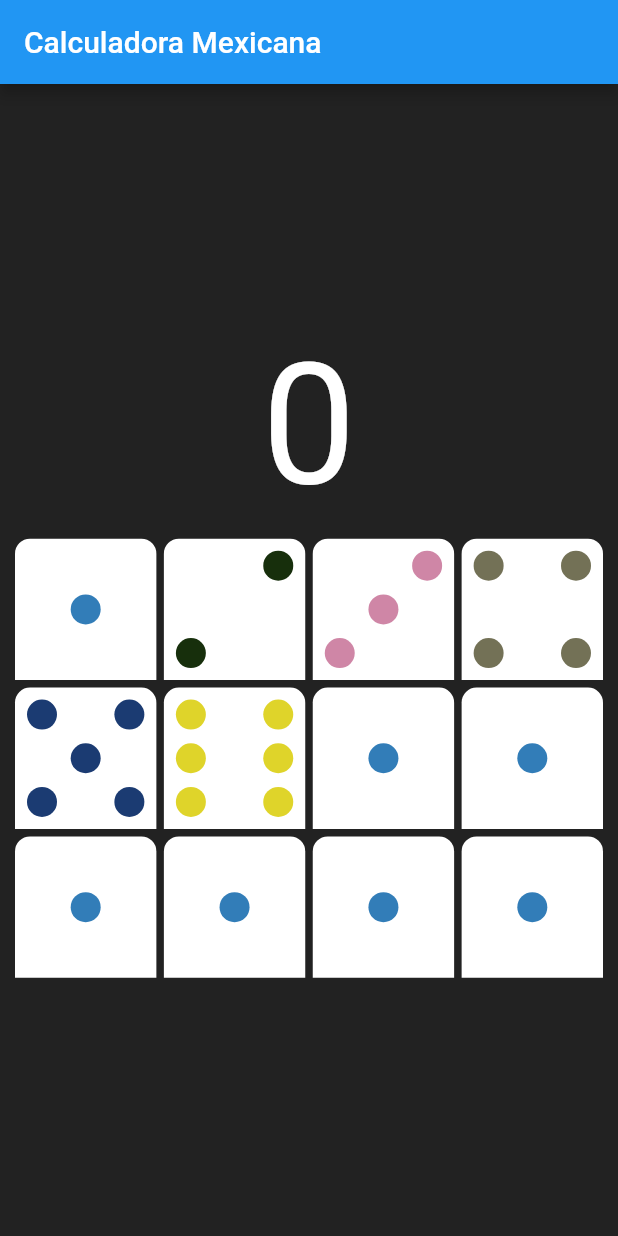
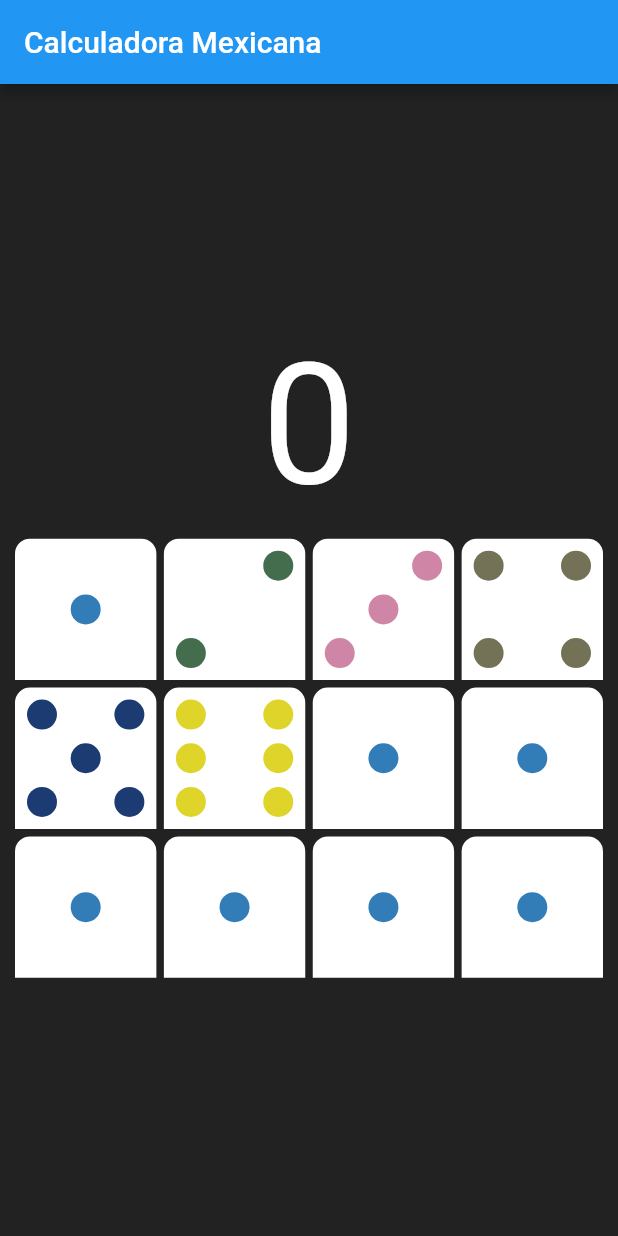
Before and after one commit to esron/mexican_calculator, a Flutter app: the screen it shows after launch, on a phone screen of 412 x 824 dp. Run offline on Flutter 3.47's test engine with Material 2 defaults, Android fonts, the phone set to English and light mode, and no system bars.

Commit message:
fix color two

```diff
--- a/lib/widgets/domino_piece.dart
+++ b/lib/widgets/domino_piece.dart
@@ -89,7 +89,7 @@ class DominoTwo extends StatelessWidget {
               height: 20,
               width: 20,
               decoration: BoxDecoration(
-                color: Color(0xFF172F0C),
+                color: Color(0xFF446d4d),
                 shape: BoxShape.circle,
               ),
             ),
@@ -102,7 +102,7 @@ class DominoTwo extends StatelessWidget {
               height: 20,
               width: 20,
               decoration: BoxDecoration(
-                color: Color(0xFF172F0C),
+                color: Color(0xFF446d4d),
                 shape: BoxShape.circle,
               ),
             ),
```
